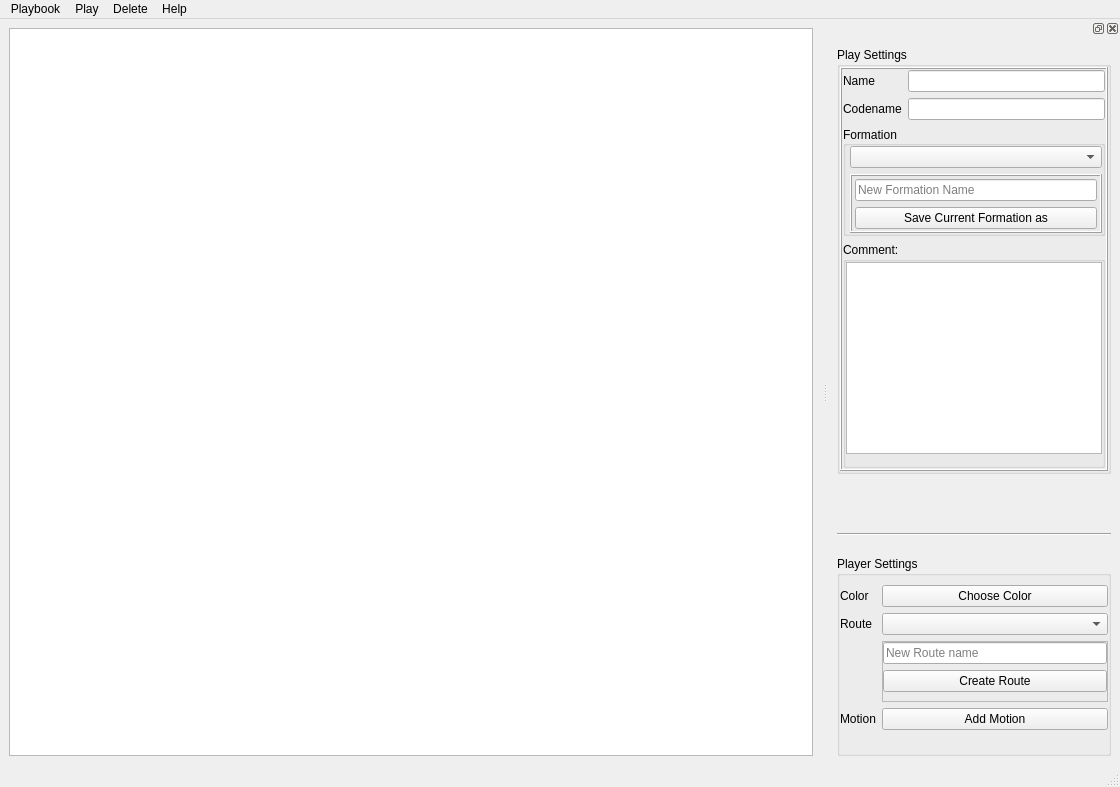
First picture: the form in src/dialogs/mainDialog.ui, repository obraunsdorf/playbook-creator, before the edit.
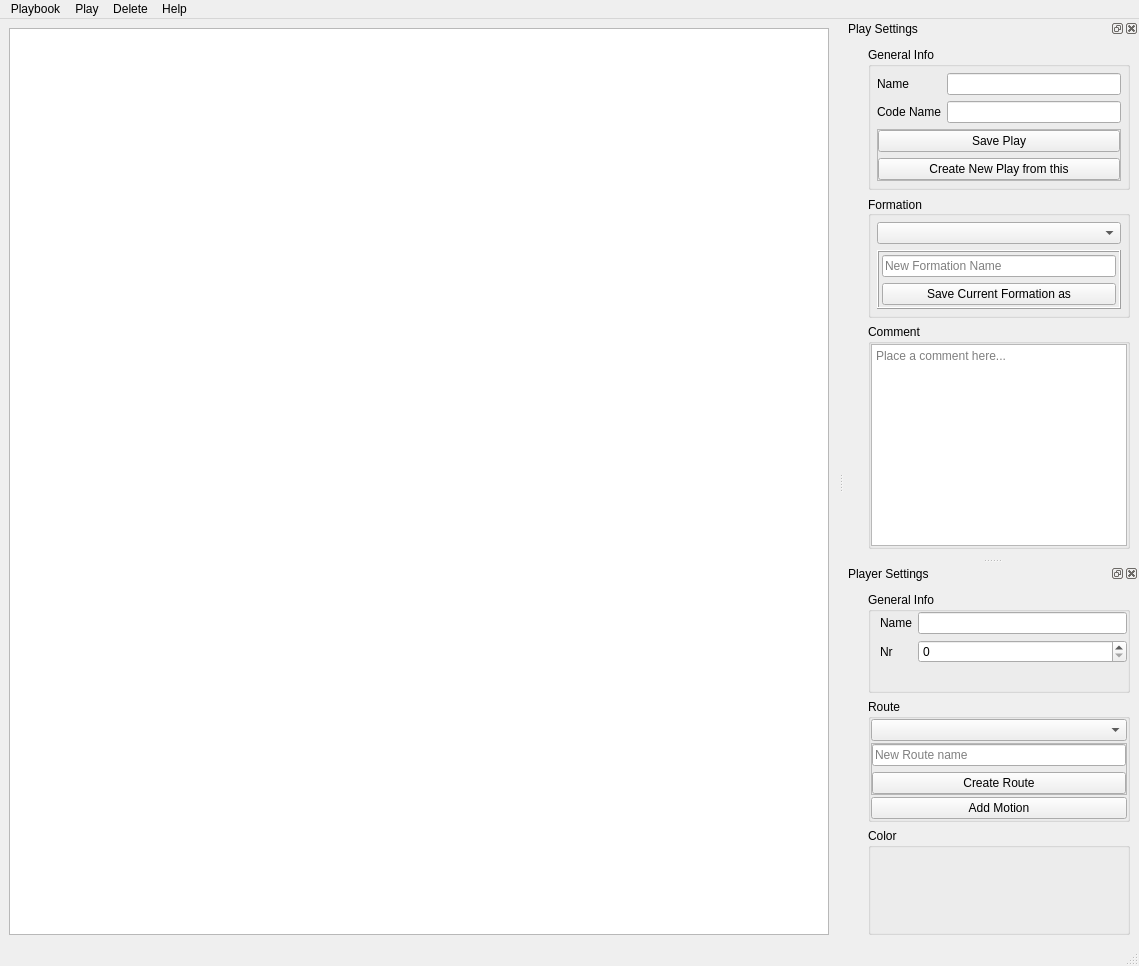
Second picture: the form after the edit. Custom widgets are drawn as their Qt base class.

Commit message: main dialog design: 2 DockWidgets

Diff of the .ui file:
```diff
--- a/src/dialogs/mainDialog.ui
+++ b/src/dialogs/mainDialog.ui
@@ -6,13 +6,16 @@
    <rect>
     <x>0</x>
     <y>0</y>
-    <width>1120</width>
-    <height>787</height>
+    <width>1139</width>
+    <height>966</height>
    </rect>
   </property>
   <property name="windowTitle">
    <string>MainWindow</string>
   </property>
+  <property name="dockNestingEnabled">
+   <bool>true</bool>
+  </property>
   <widget class="QWidget" name="centralwidget">
    <layout class="QHBoxLayout" name="horizontalLayout">
     <item>
@@ -35,7 +38,7 @@
     <rect>
      <x>0</x>
      <y>0</y>
-     <width>1120</width>
+     <width>1139</width>
      <height>20</height>
     </rect>
    </property>
@@ -85,94 +88,118 @@
   <widget class="QDockWidget" name="dockWidget_2">
    <property name="minimumSize">
     <size>
-     <width>285</width>
-     <height>719</height>
+     <width>295</width>
+     <height>538</height>
     </size>
    </property>
+   <property name="features">
+    <set>QDockWidget::AllDockWidgetFeatures</set>
+   </property>
+   <property name="windowTitle">
+    <string>Play Settings</string>
+   </property>
    <attribute name="dockWidgetArea">
     <number>2</number>
    </attribute>
    <widget class="QWidget" name="dockWidgetContents_2">
     <layout class="QVBoxLayout" name="verticalLayout">
      <property name="spacing">
-      <number>20</number>
+      <number>6</number>
+     </property>
+     <property name="leftMargin">
+      <number>24</number>
      </property>
      <item>
-      <widget class="QGroupBox" name="playSettings">
-       <property name="sizePolicy">
-        <sizepolicy hsizetype="Preferred" vsizetype="Maximum">
-         <horstretch>0</horstretch>
-         <verstretch>0</verstretch>
-        </sizepolicy>
-       </property>
+      <widget class="QGroupBox" name="groupBox_6">
        <property name="title">
-        <string>Play Settings</string>
+        <string>General Info</string>
        </property>
-       <property name="flat">
-        <bool>true</bool>
-       </property>
-       <property name="checkable">
-        <bool>false</bool>
-       </property>
-       <layout class="QVBoxLayout" name="verticalLayout_6">
+       <layout class="QVBoxLayout" name="verticalLayout_10">
         <property name="leftMargin">
-         <number>0</number>
+         <number>6</number>
         </property>
         <property name="topMargin">
-         <number>0</number>
+         <number>6</number>
         </property>
         <property name="rightMargin">
-         <number>0</number>
+         <number>6</number>
         </property>
         <property name="bottomMargin">
-         <number>0</number>
+         <number>6</number>
         </property>
+        <item>
+         <layout class="QFormLayout" name="formLayout_2">
+          <item row="0" column="0">
+           <widget class="QLabel" name="nameLabel_2">
+            <property name="text">
+             <string>Name</string>
+            </property>
+           </widget>
+          </item>
+          <item row="0" column="1">
+           <widget class="QLineEdit" name="nameLineEdit_2"/>
+          </item>
+          <item row="1" column="0">
+           <widget class="QLabel" name="codeNameLabel">
+            <property name="text">
+             <string>Code Name</string>
+            </property>
+           </widget>
+          </item>
+          <item row="1" column="1">
+           <widget class="QLineEdit" name="codeNameLineEdit"/>
+          </item>
+         </layout>
+        </item>
         <item>
          <widget class="QFrame" name="frame_2">
           <property name="frameShape">
-           <enum>QFrame::Box</enum>
+           <enum>QFrame::StyledPanel</enum>
           </property>
           <property name="frameShadow">
            <enum>QFrame::Raised</enum>
           </property>
-          <layout class="QFormLayout" name="formLayout_3">
-           <property name="labelAlignment">
-            <set>Qt::AlignLeading|Qt::AlignLeft|Qt::AlignTop</set>
-           </property>
+          <layout class="QVBoxLayout" name="verticalLayout_6">
            <property name="leftMargin">
-            <number>1</number>
+            <number>0</number>
            </property>
            <property name="topMargin">
-            <number>1</number>
+            <number>0</number>
            </property>
            <property name="rightMargin">
-            <number>1</number>
+            <number>0</number>
            </property>
            <property name="bottomMargin">
-            <number>1</number>
+            <number>0</number>
            </property>
-           <item row="0" column="0">
-            <widget class="QLabel" name="playNameLabel">
+           <item>
+            <widget class="QPushButton" name="pushButton_3">
              <property name="text">
-              <string>Name</string>
+              <string>Save Play</string>
              </property>
             </widget>
            </item>
-           <item row="0" column="1">
-            <widget class="QLineEdit" name="playNameEdit"/>
-           </item>
-           <item row="1" column="0">
-            <widget class="QLabel" name="playShortNameLabel">
+           <item>
+            <widget class="QPushButton" name="pushButton_2">
              <property name="text">
-              <string>Codename</string>
+              <string>Create New Play from this</string>
              </property>
             </widget>
            </item>
-           <item row="1" column="1">
-            <widget class="QLineEdit" name="playShortNameEdit"/>
-           </item>
-           <item row="2" column="0" colspan="2">
+          </layout>
+         </widget>
+        </item>
+       </layout>
+      </widget>
+     </item>
+     <item>
             <widget class="QGroupBox" name="groupBox_2">
+       <property name="maximumSize">
+        <size>
+         <width>16777215</width>
+         <height>123</height>
+        </size>
+       </property>
              <property name="autoFillBackground">
               <bool>false</bool>
              </property>
@@ -187,16 +214,16 @@
              </property>
              <layout class="QVBoxLayout" name="verticalLayout_4">
               <property name="leftMargin">
-               <number>4</number>
+         <number>6</number>
               </property>
               <property name="topMargin">
-               <number>0</number>
+         <number>6</number>
               </property>
               <property name="rightMargin">
-               <number>0</number>
+         <number>6</number>
               </property>
               <property name="bottomMargin">
-               <number>0</number>
+         <number>6</number>
               </property>
               <item>
                <widget class="QComboBox" name="comboBox">
@@ -210,6 +237,12 @@
               </item>
               <item>
                <widget class="QFrame" name="frame_4">
+          <property name="maximumSize">
+           <size>
+            <width>16777215</width>
+            <height>66</height>
+           </size>
+          </property>
                 <property name="frameShape">
                  <enum>QFrame::Box</enum>
                 </property>
@@ -252,12 +285,15 @@
              </layout>
             </widget>
            </item>
-           <item row="4" column="0" colspan="2">
+     <item>
             <widget class="QGroupBox" name="groupBox">
              <property name="title">
-              <string>Comment:</string>
+        <string>Comment</string>
              </property>
              <layout class="QVBoxLayout" name="verticalLayout_2">
+        <property name="spacing">
+         <number>0</number>
+        </property>
               <property name="leftMargin">
                <number>0</number>
               </property>
@@ -268,62 +304,58 @@
                <number>0</number>
               </property>
               <property name="bottomMargin">
-               <number>11</number>
+         <number>0</number>
               </property>
               <item>
-               <widget class="QTextEdit" name="textEdit"/>
-              </item>
-             </layout>
-            </widget>
-           </item>
-          </layout>
-         </widget>
-        </item>
-       </layout>
-      </widget>
-     </item>
-     <item>
-      <widget class="color_widgets::ColorWheel" name="colorWheel">
+         <widget class="QTextEdit" name="textEdit">
        <property name="sizePolicy">
-        <sizepolicy hsizetype="Minimum" vsizetype="Minimum">
+           <sizepolicy hsizetype="MinimumExpanding" vsizetype="MinimumExpanding">
          <horstretch>0</horstretch>
          <verstretch>0</verstretch>
         </sizepolicy>
        </property>
-      </widget>
-     </item>
-     <item>
-      <widget class="Line" name="line">
-       <property name="lineWidth">
-        <number>1</number>
-       </property>
-       <property name="orientation">
-        <enum>Qt::Horizontal</enum>
-       </property>
+          <property name="placeholderText">
+           <string>Place a comment here...</string>
+          </property>
+         </widget>
+        </item>
+       </layout>
       </widget>
      </item>
-     <item>
-      <widget class="QGroupBox" name="playerSettings">
-       <property name="sizePolicy">
-        <sizepolicy hsizetype="Expanding" vsizetype="Expanding">
-         <horstretch>0</horstretch>
-         <verstretch>0</verstretch>
-        </sizepolicy>
-       </property>
-       <property name="maximumSize">
+    </layout>
+   </widget>
+  </widget>
+  <widget class="QDockWidget" name="dockWidget">
+   <property name="minimumSize">
         <size>
-         <width>16777215</width>
-         <height>200</height>
-        </size>
-       </property>
-       <property name="layoutDirection">
-        <enum>Qt::LeftToRight</enum>
-       </property>
-       <property name="title">
+     <width>139</width>
+     <height>380</height>
+    </size>
+   </property>
+   <property name="windowTitle">
         <string>Player Settings</string>
        </property>
-       <layout class="QFormLayout" name="formLayout_4">
+   <attribute name="dockWidgetArea">
+    <number>2</number>
+   </attribute>
+   <widget class="QWidget" name="dockWidgetContents">
+    <layout class="QVBoxLayout" name="verticalLayout_7">
         <property name="leftMargin">
+      <number>24</number>
+     </property>
+     <item>
+      <widget class="QGroupBox" name="groupBox_4">
+       <property name="maximumSize">
+        <size>
+         <width>16777215</width>
+         <height>101</height>
+        </size>
+       </property>
+       <property name="title">
+        <string>General Info</string>
+       </property>
+       <layout class="QVBoxLayout" name="verticalLayout_9">
+        <property name="topMargin">
          <number>0</number>
         </property>
         <property name="rightMargin">
@@ -332,45 +364,67 @@
         <property name="bottomMargin">
          <number>0</number>
         </property>
+        <item>
+         <layout class="QFormLayout" name="formLayout">
+          <property name="fieldGrowthPolicy">
+           <enum>QFormLayout::AllNonFixedFieldsGrow</enum>
+          </property>
+          <item row="0" column="0">
+           <widget class="QLabel" name="nameLabel">
+            <property name="text">
+             <string>Name</string>
+            </property>
+           </widget>
+          </item>
+          <item row="0" column="1">
+           <widget class="QLineEdit" name="nameLineEdit"/>
+          </item>
         <item row="1" column="0">
-         <widget class="QLabel" name="colorLabel">
+           <widget class="QLabel" name="nrLabel">
           <property name="text">
-           <string>Color</string>
+             <string>Nr</string>
           </property>
          </widget>
         </item>
         <item row="1" column="1">
-         <widget class="QPushButton" name="colorButton">
-          <property name="text">
-           <string>Choose Color</string>
-          </property>
-         </widget>
-        </item>
-        <item row="2" column="0">
-         <widget class="QLabel" name="routeLabel">
-          <property name="text">
+           <widget class="QSpinBox" name="spinBox_2"/>
+          </item>
+         </layout>
+        </item>
+       </layout>
+      </widget>
+     </item>
+     <item>
+      <widget class="QGroupBox" name="groupBox_3">
+       <property name="maximumSize">
+        <size>
+         <width>16777215</width>
+         <height>178</height>
+        </size>
+       </property>
+       <property name="title">
            <string>Route</string>
           </property>
-         </widget>
-        </item>
-        <item row="2" column="1">
+       <layout class="QVBoxLayout" name="verticalLayout_8">
+        <property name="spacing">
+         <number>2</number>
+        </property>
+        <property name="leftMargin">
+         <number>0</number>
+        </property>
+        <property name="topMargin">
+         <number>0</number>
+        </property>
+        <property name="rightMargin">
+         <number>0</number>
+        </property>
+        <property name="bottomMargin">
+         <number>0</number>
+        </property>
+        <item>
          <widget class="QComboBox" name="routeBox"/>
         </item>
-        <item row="6" column="0">
-         <widget class="QLabel" name="motionLabel">
-          <property name="text">
-           <string>Motion</string>
-          </property>
-         </widget>
-        </item>
-        <item row="6" column="1">
-         <widget class="QPushButton" name="motionAddButton">
-          <property name="text">
-           <string>Add Motion</string>
-          </property>
-         </widget>
-        </item>
-        <item row="4" column="1">
+        <item>
          <widget class="QFrame" name="frame">
           <property name="minimumSize">
            <size>
@@ -378,6 +432,12 @@
             <height>0</height>
            </size>
           </property>
+          <property name="maximumSize">
+           <size>
+            <width>16777215</width>
+            <height>64</height>
+           </size>
+          </property>
           <property name="frameShape">
            <enum>QFrame::StyledPanel</enum>
           </property>
@@ -394,6 +454,9 @@
            <property name="rightMargin">
             <number>0</number>
            </property>
+           <property name="bottomMargin">
+            <number>0</number>
+           </property>
            <item>
             <widget class="QLineEdit" name="lineEdit_2">
              <property name="placeholderText">
@@ -409,6 +472,44 @@
             </widget>
            </item>
           </layout>
+         </widget>
+        </item>
+        <item>
+         <widget class="QPushButton" name="motionAddButton">
+          <property name="text">
+           <string>Add Motion</string>
+          </property>
+         </widget>
+        </item>
+       </layout>
+      </widget>
+     </item>
+     <item>
+      <widget class="QGroupBox" name="groupBox_5">
+       <property name="title">
+        <string>Color</string>
+       </property>
+       <layout class="QGridLayout" name="gridLayout">
+        <property name="leftMargin">
+         <number>0</number>
+        </property>
+        <property name="topMargin">
+         <number>0</number>
+        </property>
+        <property name="rightMargin">
+         <number>0</number>
+        </property>
+        <property name="bottomMargin">
+         <number>0</number>
+        </property>
+        <item row="0" column="0">
+         <widget class="color_widgets::ColorWheel" name="colorWheel">
+          <property name="sizePolicy">
+           <sizepolicy hsizetype="Minimum" vsizetype="Minimum">
+            <horstretch>0</horstretch>
+            <verstretch>0</verstretch>
+           </sizepolicy>
+          </property>
          </widget>
         </item>
        </layout>
```
Lines whose indentation alone changed are shown as unchanged.
